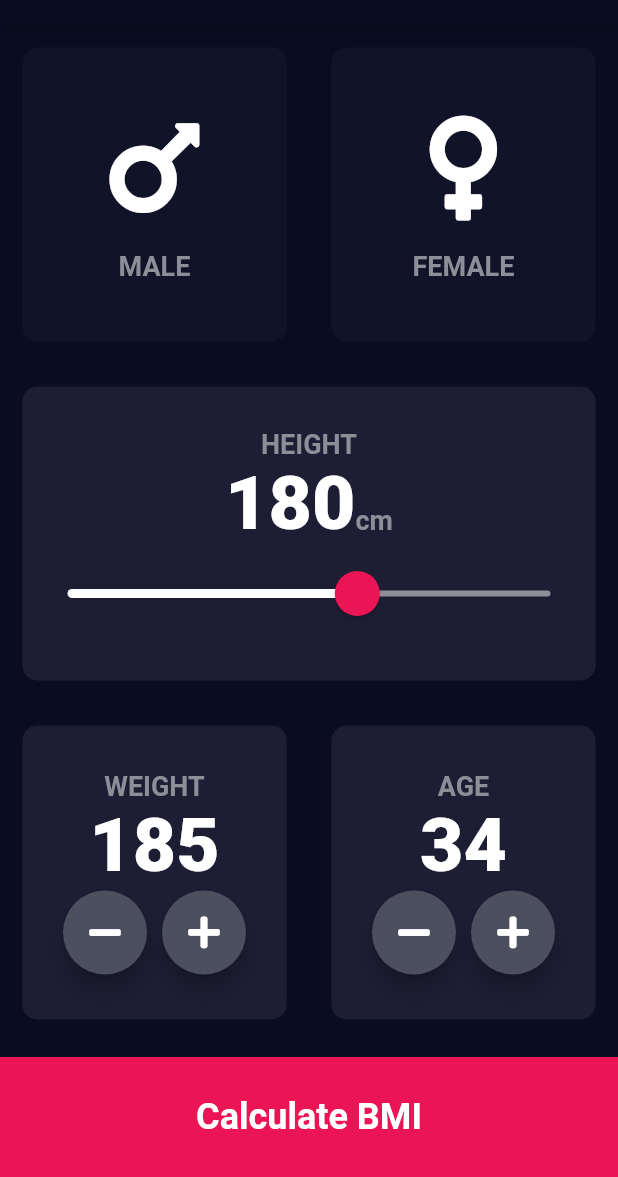
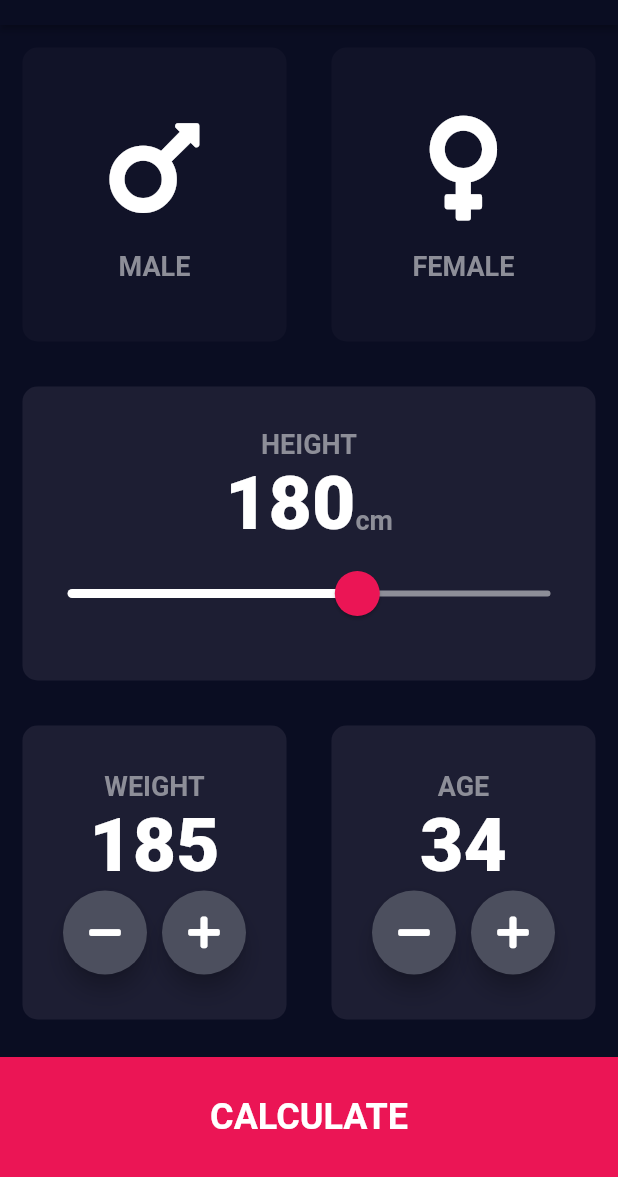
Before and after one commit to derekdileo/flutter-bmi-calculator, a Flutter app: the screen it shows after launch, on a phone screen of 412 x 824 dp, the part 59-1236 px from its top. Run offline on Flutter 3.47's test engine with Material 2 defaults, Android fonts, the phone set to English and light mode, and no system bars; our stand-ins replace font_awesome_flutter.

```diff
--- a/lib/input_page.dart
+++ b/lib/input_page.dart
@@ -4,7 +4,7 @@ import 'icon_content.dart';
 import 'reusable_card.dart';
 import 'reusable_card_2.dart';
 import 'constants.dart';
-import 'brain.dart';
+import 'results_page.dart';
 
 enum Gender {
   male,
@@ -115,7 +115,6 @@ class _InputPageState extends State<InputPage> {
                       max: 220,
                       onChanged: (double newValue) {
                         setState(() {
-                          print(newValue);
                           height = newValue.round();
                         });
                       },
@@ -227,17 +226,20 @@ class _InputPageState extends State<InputPage> {
               mainAxisAlignment: MainAxisAlignment.center,
               crossAxisAlignment: CrossAxisAlignment.center,
               children: [
-                TextButton(
-                  child: Text(
-                    'Calculate BMI',
-                    style: kFooterTextStyle,
+                SizedBox(
+                  width: double.infinity,
+                  height: kBottomContainerHeight,
+                  child: TextButton(
+                    child: Text(
+                      'CALCULATE',
+                      style: kFooterTextStyle,
+                    ),
+                    onPressed: () {
+                      Navigator.pushNamed(context, '/results_page');
+                      // If routes not programmed, use the following
+                      //Navigator.push(context, MaterialPageRoute(builder: (context) => ResultsPage()));
+                    },
                   ),
-                  onPressed: () {
-                    Navigator.push(
-                      context,
-                      MaterialPageRoute(builder: (context) => Brain()),
-                    );
-                  },
                 ),
               ],
             ),
--- a/lib/main.dart
+++ b/lib/main.dart
@@ -1,6 +1,7 @@
 import 'package:flutter/material.dart';
 import 'input_page.dart';
 import 'constants.dart';
+import 'results_page.dart';
 
 void main() => runApp(BMICalculator());
 
@@ -13,6 +14,11 @@ class BMICalculator extends StatelessWidget {
   @override
   Widget build(BuildContext context) {
     return MaterialApp(
+      initialRoute: '/input_page',
+      routes: {
+        '/input_page': (context) => InputPage(),
+        '/results_page': (context) => ResultsPage(),
+      },
       theme: ThemeData.dark().copyWith(
         appBarTheme: const AppBarTheme(
           color: kAppBarColor,
@@ -29,7 +35,6 @@ class BMICalculator extends StatelessWidget {
           ),
         ),
       ),
-      home: InputPage(),
     );
   }
 }
```
Also changed, not shown: lib/results_page.dart (renamed from lib/brain.dart, +31 -14 lines), 1 other file.
